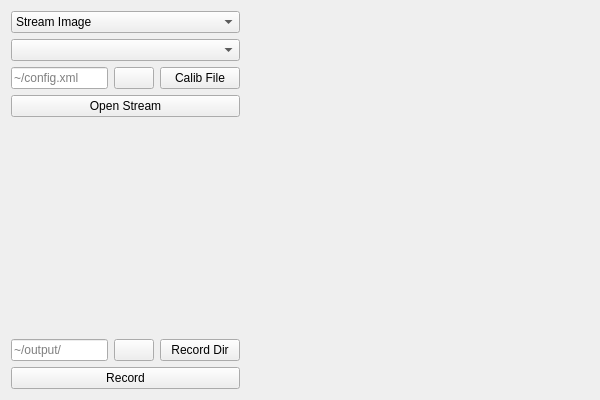
This is bmode_v2.ui in dacvm/bmode-mocap-pyside6 as Qt 5 draws it before an edit. The edited form follows.
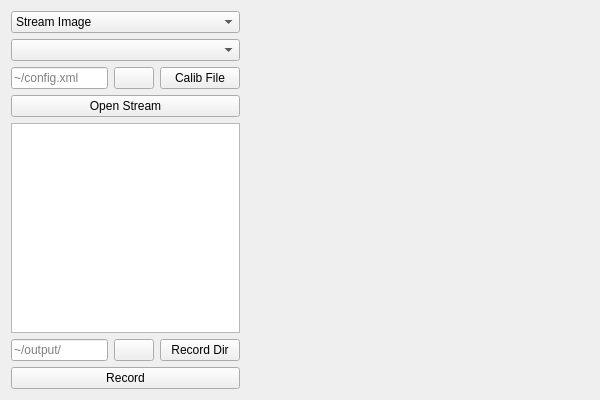
This is the edited form. Icons and pictures are not drawn.

```diff
--- a/bmode_v2.ui
+++ b/bmode_v2.ui
@@ -95,17 +95,7 @@
         </widget>
        </item>
        <item>
-        <spacer name="verticalSpacer">
-         <property name="orientation">
-          <enum>Qt::Orientation::Vertical</enum>
-         </property>
-         <property name="sizeHint" stdset="0">
-          <size>
-           <width>20</width>
-           <height>40</height>
-          </size>
-         </property>
-        </spacer>
+        <widget class="QPlainTextEdit" name="plainTextEdit_bmode_textStream"/>
        </item>
        <item>
         <layout class="QHBoxLayout" name="horizontalLayout_bmode_recorddir">
```
